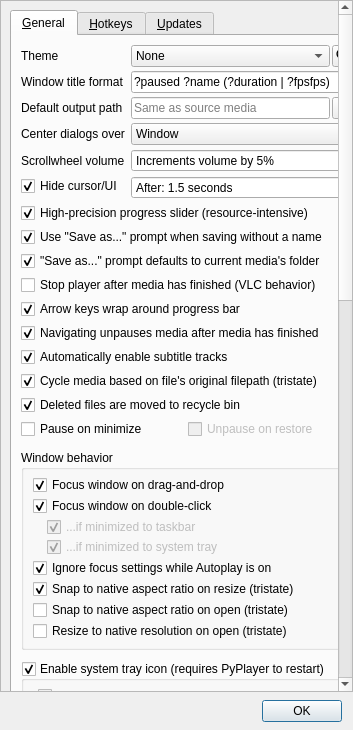
First picture: the form in bin/window_settings.ui, repository thisismy-github/pyplayer, before the edit.
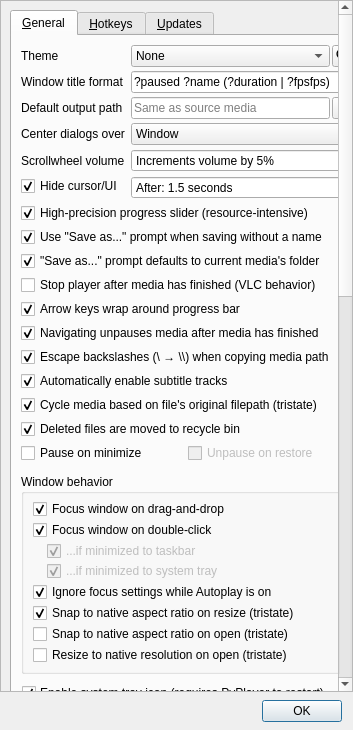
Second picture: the form after the edit. Custom widgets are drawn as their Qt base class.

Commit message:
Added ability to copy media path to clipboard
The path is formatted by surrounding it with quotes and, if a new
setting `checkCopyEscapeBackslashes` is checked, escaping any
backslashes (making it immediately ready for Python). This option
has been added to the menubar, to the media location button (as
part of a new context menu), and to the recent file context menu.

Also, exploring media locations has been simplified and unified
in a similar manner to copying with the following functions:
`explore_media_location` and `copy_media_location`.

Patch:
```diff
--- a/bin/window_settings.ui
+++ b/bin/window_settings.ui
@@ -59,7 +59,7 @@
         <x>0</x>
         <y>0</y>
         <width>334</width>
-        <height>1486</height>
+        <height>1508</height>
        </rect>
       </property>
       <layout class="QVBoxLayout" name="verticalLayout_4">
@@ -405,7 +405,7 @@
                </property>
               </widget>
              </item>
-             <item row="12" column="0" colspan="2">
+             <item row="13" column="0" colspan="2">
               <widget class="QCheckBox" name="checkAutoEnableSubtitles">
                <property name="toolTip">
                 <string>If checked, subtitle tracks will be automatically
@@ -420,7 +420,7 @@
                </property>
               </widget>
              </item>
-             <item row="13" column="0" colspan="2">
+             <item row="14" column="0" colspan="2">
               <widget class="QCheckBox" name="checkCycleRememberOriginalPath">
                <property name="toolTip">
                 <string>Tristate:
@@ -446,7 +446,7 @@
                </property>
               </widget>
              </item>
-             <item row="14" column="0" colspan="2">
+             <item row="15" column="0" colspan="2">
               <widget class="QCheckBox" name="checkRecycleBin">
                <property name="toolTip">
                 <string>If checked, files marked for deletion are sent to your computer's
@@ -460,7 +460,7 @@
                </property>
               </widget>
              </item>
-             <item row="15" column="0" colspan="2">
+             <item row="16" column="0" colspan="2">
               <layout class="QHBoxLayout" name="horizontalLayout_8">
                <item>
                 <widget class="QCheckBox" name="checkMinimizePause">
@@ -517,6 +517,24 @@
                </item>
               </widget>
              </item>
+             <item row="12" column="0" colspan="2">
+              <widget class="QCheckBox" name="checkCopyEscapeBackslashes">
+               <property name="toolTip">
+                <string>If checked, copying a media's path to your clipboard
+will escape all backslashes ( \ → \\ ), which is useful
+for certain use-cases.
+
+This is only relevant on Windows as other operating
+systems do not use backslashes in their paths.</string>
+               </property>
+               <property name="text">
+                <string>Escape backslashes (\ → \\) when copying media path</string>
+               </property>
+               <property name="checked">
+                <bool>true</bool>
+               </property>
+              </widget>
+             </item>
             </layout>
            </item>
            <item>
```
Left out of the diff: 1 changed line with no effect on the pictures. The commit also changes 5 other files.
